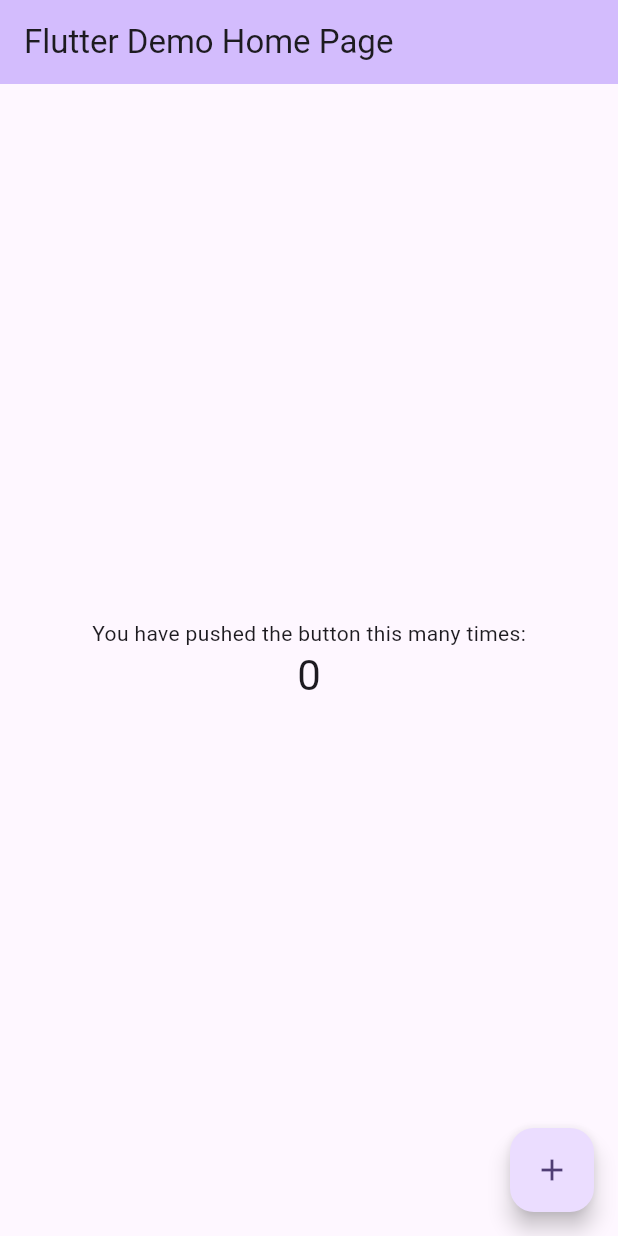
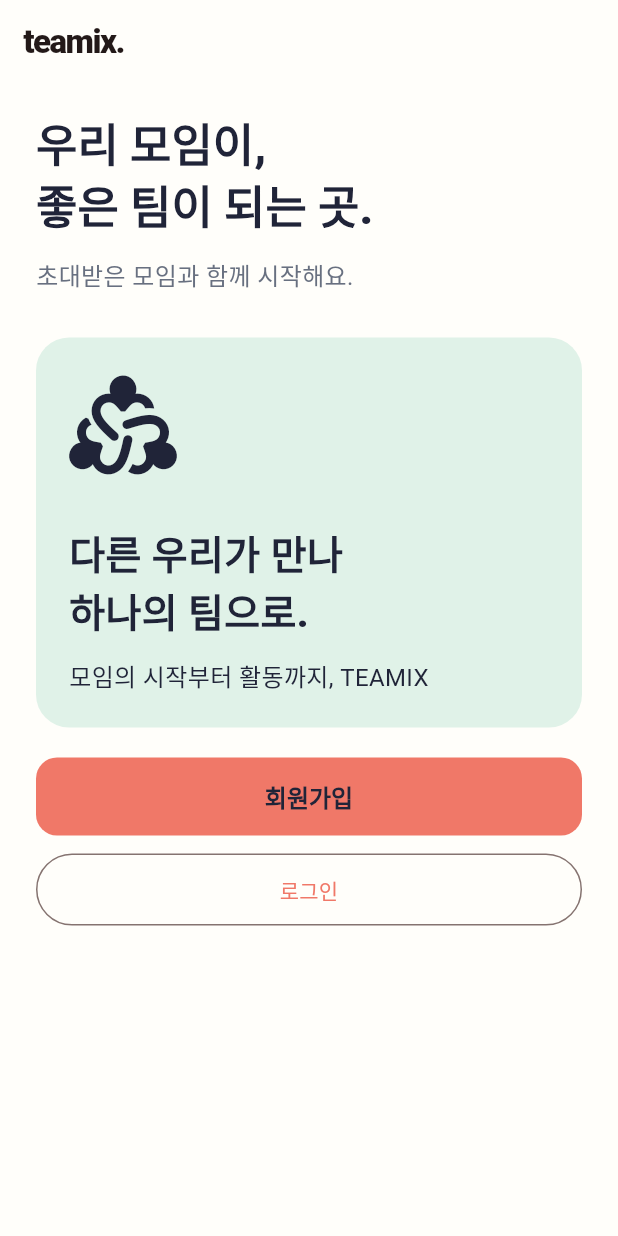
Before and after one commit to lxndfthkh/KHU_AI_CHALLENGE_TEAMIX, a Flutter app: the screen it shows after launch, on a phone screen of 412 x 824 dp. Run offline on Flutter 3.47's test engine with Material 3 defaults, Android fonts, the phone set to English and light mode, and no system bars; our stand-ins replace firebase_auth, firebase_core; accounts and stored records are empty.

Commit message:
feat: add pastel B-style Flutter auth and pre-home onboarding UI

```diff
--- a/lib/main.dart
+++ b/lib/main.dart
@@ -1,128 +1,16 @@
 import 'package:flutter/material.dart';
 import 'package:firebase_core/firebase_core.dart';
 import 'firebase_options.dart';
+import 'onboarding.dart';
 
 Future<void> main() async {
   WidgetsFlutterBinding.ensureInitialized();
-  await Firebase.initializeApp(
-    options: DefaultFirebaseOptions.currentPlatform,
-  );
+  await Firebase.initializeApp(options: DefaultFirebaseOptions.currentPlatform);
   runApp(const MyApp());
 }
 
 class MyApp extends StatelessWidget {
   const MyApp({super.key});
-
-  // This widget is the root of your application.
   @override
-  Widget build(BuildContext context) {
-    return MaterialApp(
-      title: 'Flutter Demo',
-      theme: ThemeData(
-        // This is the theme of your application.
-        //
-        // TRY THIS: Try running your application with "flutter run". You'll see
-        // the application has a purple toolbar. Then, without quitting the app,
-        // try changing the seedColor in the colorScheme below to Colors.green
-        // and then invoke "hot reload" (save your changes or press the "hot
-        // reload" button in a Flutter-supported IDE, or press "r" if you used
-        // the command line to start the app).
-        //
-        // Notice that the counter didn't reset back to zero; the application
-        // state is not lost during the reload. To reset the state, use hot
-        // restart instead.
-        //
-        // This works for code too, not just values: Most code changes can be
-        // tested with just a hot reload.
-        colorScheme: .fromSeed(seedColor: Colors.deepPurple),
-      ),
-      home: const MyHomePage(title: 'Flutter Demo Home Page'),
-    );
-  }
+  Widget build(BuildContext context) => const TeamixApp();
 }
-
-class MyHomePage extends StatefulWidget {
-  const MyHomePage({super.key, required this.title});
-
-  // This widget is the home page of your application. It is stateful, meaning
-  // that it has a State object (defined below) that contains fields that affect
-  // how it looks.
-
-  // This class is the configuration for the state. It holds the values (in this
-  // case the title) provided by the parent (in this case the App widget) and
-  // used by the build method of the State. Fields in a Widget subclass are
-  // always marked "final".
-
-  final String title;
-
-  @override
-  State<MyHomePage> createState() => _MyHomePageState();
-}
-
-class _MyHomePageState extends State<MyHomePage> {
-  int _counter = 0;
-
-  void _incrementCounter() {
-    setState(() {
-      // This call to setState tells the Flutter framework that something has
-      // changed in this State, which causes it to rerun the build method below
-      // so that the display can reflect the updated values. If we changed
-      // _counter without calling setState(), then the build method would not be
-      // called again, and so nothing would appear to happen.
-      _counter++;
-    });
-  }
-
-  @override
-  Widget build(BuildContext context) {
-    // This method is rerun every time setState is called, for instance as done
-    // by the _incrementCounter method above.
-    //
-    // The Flutter framework has been optimized to make rerunning build methods
-    // fast, so that you can just rebuild anything that needs updating rather
-    // than having to individually change instances of widgets.
-    return Scaffold(
-      appBar: AppBar(
-        // TRY THIS: Try changing the color here to a specific color (to
-        // Colors.amber, perhaps?) and trigger a hot reload to see the AppBar
-        // change color while the other colors stay the same.
-        backgroundColor: Theme.of(context).colorScheme.inversePrimary,
-        // Here we take the value from the MyHomePage object that was created by
-        // the App.build method, and use it to set our appbar title.
-        title: Text(widget.title),
-      ),
-      body: Center(
-        // Center is a layout widget. It takes a single child and positions it
-        // in the middle of the parent.
-        child: Column(
-          // Column is also a layout widget. It takes a list of children and
-          // arranges them vertically. By default, it sizes itself to fit its
-          // children horizontally, and tries to be as tall as its parent.
-          //
-          // Column has various properties to control how it sizes itself and
-          // how it positions its children. Here we use mainAxisAlignment to
-          // center the children vertically; the main axis here is the vertical
-          // axis because Columns are vertical (the cross axis would be
-          // horizontal).
-          //
-          // TRY THIS: Invoke "debug painting" (choose the "Toggle Debug Paint"
-          // action in the IDE, or press "p" in the console), to see the
-          // wireframe for each widget.
-          mainAxisAlignment: .center,
-          children: [
-            const Text('You have pushed the button this many times:'),
-            Text(
-              '$_counter',
-              style: Theme.of(context).textTheme.headlineMedium,
-            ),
-          ],
-        ),
-      ),
-      floatingActionButton: FloatingActionButton(
-        onPressed: _incrementCounter,
-        tooltip: 'Increment',
-        child: const Icon(Icons.add),
-      ),
-    );
-  }
-}
--- /dev/null
+++ b/lib/onboarding.dart
@@ -0,0 +1,176 @@
+import 'package:flutter/material.dart';
+import 'package:firebase_auth/firebase_auth.dart';
+
+const ink = Color(0xFF202438);
+const coral = Color(0xFFF07868);
+const mint = Color(0xFFE0F2E8);
+const butter = Color(0xFFFFF0BF);
+const lilac = Color(0xFFEDE6FA);
+
+class TeamixApp extends StatelessWidget {
+  const TeamixApp({super.key});
+  @override
+  Widget build(BuildContext context) => MaterialApp(
+    debugShowCheckedModeBanner: false,
+    title: 'TEAMIX',
+    theme: ThemeData(
+      useMaterial3: true,
+      scaffoldBackgroundColor: const Color(0xFFFFFEFA),
+      colorScheme: ColorScheme.fromSeed(seedColor: coral).copyWith(primary: coral, onPrimary: ink),
+      textTheme: const TextTheme(bodyMedium: TextStyle(color: ink, fontSize: 16), headlineMedium: TextStyle(color: ink, fontSize: 30, fontWeight: FontWeight.w800)),
+      inputDecorationTheme: InputDecorationTheme(filled: true, fillColor: Colors.white, contentPadding: const EdgeInsets.all(16), border: OutlineInputBorder(borderRadius: BorderRadius.circular(14))),
+      filledButtonTheme: FilledButtonThemeData(style: FilledButton.styleFrom(minimumSize: const Size(double.infinity, 52), foregroundColor: ink, textStyle: const TextStyle(fontSize: 16, fontWeight: FontWeight.w700), shape: RoundedRectangleBorder(borderRadius: BorderRadius.circular(14)))),
+    ),
+    home: const EntryScreen(),
+  );
+}
+
+void open(BuildContext c, Widget screen) => Navigator.of(c).push(MaterialPageRoute<void>(builder: (_) => screen));
+void message(BuildContext c, String text) => ScaffoldMessenger.of(c).showSnackBar(SnackBar(content: Text(text)));
+
+class Frame extends StatelessWidget {
+  final String title, subtitle;
+  final List<Widget> children;
+  const Frame({super.key, required this.title, required this.subtitle, required this.children});
+  @override
+  Widget build(BuildContext context) => Scaffold(
+    appBar: AppBar(title: const Text('teamix.', style: TextStyle(fontWeight: FontWeight.w900, letterSpacing: -1)), backgroundColor: Colors.transparent, actions: [if (FirebaseAuth.instance.currentUser != null) IconButton(tooltip: '로그아웃', icon: const Icon(Icons.logout), onPressed: () async { await FirebaseAuth.instance.signOut(); if (context.mounted) Navigator.of(context).popUntil((r) => r.isFirst); })]),
+    body: SafeArea(top: false, child: Center(child: ConstrainedBox(constraints: const BoxConstraints(maxWidth: 440), child: ListView(padding: const EdgeInsets.fromLTRB(24, 20, 24, 32), children: [Text(title, style: Theme.of(context).textTheme.headlineMedium), const SizedBox(height: 12), Text(subtitle, style: const TextStyle(color: Color(0xFF687080), height: 1.6)), const SizedBox(height: 28), ...children])))),
+  );
+}
+class Panel extends StatelessWidget {
+  final Color color; final Widget child;
+  const Panel({super.key, required this.color, required this.child});
+  @override
+  Widget build(BuildContext context) => Container(width: double.infinity, margin: const EdgeInsets.only(bottom: 20), padding: const EdgeInsets.all(22), decoration: BoxDecoration(color: color, borderRadius: BorderRadius.circular(22)), child: child);
+}
+class EntryScreen extends StatelessWidget {
+  const EntryScreen({super.key});
+  @override
+  Widget build(BuildContext context) => StreamBuilder<User?>(stream: FirebaseAuth.instance.authStateChanges(), builder: (c, snapshot) {
+    if (snapshot.connectionState == ConnectionState.waiting) return const Scaffold(body: Center(child: CircularProgressIndicator()));
+    if (snapshot.data != null) return const InvitationScreen();
+    return Frame(title: '우리 모임이,\n좋은 팀이 되는 곳.', subtitle: '초대받은 모임과 함께 시작해요.', children: [
+      const Panel(color: mint, child: Column(crossAxisAlignment: CrossAxisAlignment.start, children: [Icon(Icons.diversity_2_rounded, size: 72, color: ink), SizedBox(height: 30), Text('다른 우리가 만나\n하나의 팀으로.', style: TextStyle(fontSize: 26, fontWeight: FontWeight.w800)), SizedBox(height: 12), Text('모임의 시작부터 활동까지, TEAMIX')])),
+      FilledButton(onPressed: () => open(context, const AuthScreen(signup: true)), child: const Text('회원가입')),
+      const SizedBox(height: 12), OutlinedButton(onPressed: () => open(context, const AuthScreen(signup: false)), child: const Padding(padding: EdgeInsets.all(14), child: Text('로그인'))),
+    ]);
+  });
+}
+
+class AuthScreen extends StatefulWidget {
+  final bool signup;
+  const AuthScreen({super.key, required this.signup});
+  @override
+  State<AuthScreen> createState() => _AuthScreenState();
+}
+class _AuthScreenState extends State<AuthScreen> {
+  final form = GlobalKey<FormState>();
+  final name = TextEditingController(), email = TextEditingController(), password = TextEditingController(), repeat = TextEditingController();
+  bool busy = false, hidden = true;
+  @override
+  void dispose() { name.dispose(); email.dispose(); password.dispose(); repeat.dispose(); super.dispose(); }
+  Future<void> submit() async {
+    if (!form.currentState!.validate()) return;
+    if (widget.signup) { open(context, TermsScreen(email: email.text.trim(), password: password.text, nickname: name.text.trim())); return; }
+    setState(() => busy = true);
+    try {
+      await FirebaseAuth.instance.signInWithEmailAndPassword(email: email.text.trim(), password: password.text);
+      if (mounted) Navigator.of(context).popUntil((r) => r.isFirst);
+    } on FirebaseAuthException catch (_) { if (mounted) message(context, '로그인하지 못했어요. 이메일·비밀번호와 네트워크를 확인해 주세요.'); }
+    catch (_) { if (mounted) message(context, '잠시 후 다시 시도해 주세요.'); }
+    finally { if (mounted) setState(() => busy = false); }
+  }
+  @override
+  Widget build(BuildContext context) => Frame(title: widget.signup ? '반가워요!\n어떻게 불러드릴까요?' : '다시 만나서\n반가워요!', subtitle: widget.signup ? '1 / 2 · 계정에 필요한 정보만 입력해요.\n활동 질문은 소모임 참가 시 응답해요.' : '이메일로 활동을 이어가세요.', children: [Form(key: form, child: Column(children: [
+    if (widget.signup) ...[TextFormField(controller: name, decoration: const InputDecoration(labelText: '닉네임'), maxLength: 20, validator: (v) => (v ?? '').trim().isEmpty ? '닉네임을 입력해 주세요.' : null), const SizedBox(height: 16)],
+    TextFormField(controller: email, keyboardType: TextInputType.emailAddress, autofillHints: const [AutofillHints.email], decoration: const InputDecoration(labelText: '이메일'), validator: (v) => RegExp(r'^[^\s@]+@[^\s@]+\.[^\s@]+$').hasMatch((v ?? '').trim()) ? null : '이메일을 확인해 주세요.'),
+    const SizedBox(height: 16), TextFormField(controller: password, obscureText: hidden, decoration: InputDecoration(labelText: '비밀번호', suffixIcon: IconButton(tooltip: hidden ? '비밀번호 표시' : '비밀번호 숨김', onPressed: () => setState(() => hidden = !hidden), icon: Icon(hidden ? Icons.visibility_outlined : Icons.visibility_off_outlined))), validator: (v) => (v ?? '').length < 6 ? '6자 이상 입력해 주세요.' : null),
+    if (widget.signup) ...[const SizedBox(height: 16), TextFormField(controller: repeat, obscureText: true, decoration: const InputDecoration(labelText: '비밀번호 확인'), validator: (v) => v != password.text ? '비밀번호가 일치하지 않아요.' : null)],
+    const SizedBox(height: 28), FilledButton(onPressed: busy ? null : submit, child: Text(busy ? '로그인 중…' : widget.signup ? '다음' : '로그인')),
+    if (!widget.signup) TextButton(onPressed: () async { final address = email.text.trim(); if (!address.contains('@')) { message(context, '이메일을 먼저 입력해 주세요.'); return; } try { await FirebaseAuth.instance.sendPasswordResetEmail(email: address); if (mounted) message(this.context, '해당 계정이 있다면 재설정 메일이 발송됩니다.'); } catch (_) { if (mounted) message(this.context, '요청을 처리하지 못했어요. 이메일과 네트워크를 확인해 주세요.'); } }, child: const Text('비밀번호 재설정')),
+  ]))]);
+}
+
+class TermsScreen extends StatefulWidget {
+  final String email, password, nickname;
+  const TermsScreen({super.key, required this.email, required this.password, required this.nickname});
+  @override
+  State<TermsScreen> createState() => _TermsScreenState();
+}
+class _TermsScreenState extends State<TermsScreen> {
+  bool terms = false, privacy = false, busy = false;
+  Future<void> signup() async {
+    setState(() => busy = true);
+    try {
+      final credential = await FirebaseAuth.instance.createUserWithEmailAndPassword(email: widget.email, password: widget.password);
+      try { await credential.user?.updateDisplayName(widget.nickname); } catch (_) { /* Account is created; nickname can be updated later. */ }
+      if (mounted) Navigator.of(context).popUntil((r) => r.isFirst);
+    } on FirebaseAuthException catch (e) { if (mounted) message(context, e.code == 'email-already-in-use' ? '이미 가입된 이메일이에요. 로그인해 주세요.' : '가입하지 못했어요. 입력 정보와 인증 설정을 확인해 주세요.'); }
+    catch (_) { if (mounted) message(context, '가입 요청을 처리하지 못했어요.'); }
+    finally { if (mounted) setState(() => busy = false); }
+  }
+  void detail(String title) => showDialog<void>(context: context, builder: (c) => AlertDialog(title: Text(title), content: const Text('개발용 임시 안내입니다. 실제 약관·개인정보 처리 내용 및 동의 이력 저장은 아직 연결되지 않았습니다. 실제 사용자 모집 전 반드시 교체해야 합니다.'), actions: [TextButton(onPressed: () => Navigator.pop(c), child: const Text('닫기'))]));
+  @override
+  Widget build(BuildContext context) => Frame(title: '시작하기 전,\n확인해 주세요.', subtitle: '2 / 2 · 개발용 가입 화면입니다. 실제 개인정보를 입력하지 마세요.', children: [
+    Panel(color: butter, child: Column(children: [CheckboxListTile(contentPadding: EdgeInsets.zero, title: const Text('필수 항목 모두 동의'), value: terms && privacy, onChanged: busy ? null : (v) => setState(() { terms = v ?? false; privacy = v ?? false; })), const Divider(), Row(children: [Expanded(child: CheckboxListTile(contentPadding: EdgeInsets.zero, title: const Text('[필수] 이용약관'), value: terms, onChanged: busy ? null : (v) => setState(() => terms = v ?? false))), IconButton(onPressed: () => detail('이용약관 · 임시'), icon: const Icon(Icons.chevron_right))]), Row(children: [Expanded(child: CheckboxListTile(contentPadding: EdgeInsets.zero, title: const Text('[필수] 개인정보 수집·이용'), value: privacy, onChanged: busy ? null : (v) => setState(() => privacy = v ?? false))), IconButton(onPressed: () => detail('개인정보 안내 · 임시'), icon: const Icon(Icons.chevron_right))])])),
+    FilledButton(onPressed: terms && privacy && !busy ? signup : null, child: Text(busy ? '가입 중…' : '동의하고 가입하기')),
+  ]);
+}
+
+class InvitationScreen extends StatefulWidget {
+  const InvitationScreen({super.key});
+  @override
+  State<InvitationScreen> createState() => _InvitationScreenState();
+}
+class _InvitationScreenState extends State<InvitationScreen> {
+  final code = TextEditingController();
+  @override
+  void dispose() { code.dispose(); super.dispose(); }
+  void check() {
+    if (code.text.trim().toUpperCase() != 'TEAM24') { message(context, '시연 코드는 TEAM24예요. 실제 코드 조회는 아직 연결되지 않았어요.'); return; }
+    showModalBottomSheet<void>(context: context, isScrollControlled: true, builder: (c) => SafeArea(child: Padding(padding: const EdgeInsets.all(24), child: Column(mainAxisSize: MainAxisSize.min, crossAxisAlignment: CrossAxisAlignment.start, children: [const Text('경희 메이커스', style: TextStyle(fontSize: 26, fontWeight: FontWeight.w800)), const SizedBox(height: 12), const Text('캠퍼스의 작은 불편을 함께 해결해요.\n시연용 모임 · 실제 가입은 처리되지 않습니다.'), const SizedBox(height: 24), FilledButton(onPressed: () { Navigator.pop(c); open(context, const ReadyScreen(name: '경희 메이커스', owner: false)); }, child: const Text('이 모임으로 진행 · 시연'))]))));
+  }
+  @override
+  Widget build(BuildContext context) => Frame(title: '우리 모임에\n연결해보세요.', subtitle: '전달받은 초대 코드로 우리 모임에 들어가요.\n현재는 모임 연결 UI 시연 단계입니다.', children: [
+    Panel(color: mint, child: Column(crossAxisAlignment: CrossAxisAlignment.start, children: [const Icon(Icons.confirmation_number_outlined, size: 42), const SizedBox(height: 20), const Text('초대받으셨나요?', style: TextStyle(fontSize: 22, fontWeight: FontWeight.w800)), const SizedBox(height: 16), TextField(controller: code, textCapitalization: TextCapitalization.characters, decoration: const InputDecoration(labelText: '초대 코드', hintText: '시연 코드 TEAM24'), onSubmitted: (_) => check()), const SizedBox(height: 16), FilledButton(onPressed: check, child: const Text('모임 확인하기'))])),
+    Panel(color: lilac, child: Column(crossAxisAlignment: CrossAxisAlignment.start, children: [const Text('모임 대표자이신가요?', style: TextStyle(fontSize: 22, fontWeight: FontWeight.w800)), const SizedBox(height: 8), const Text('우리 동아리만의 공간을 만들어보세요.'), const SizedBox(height: 16), OutlinedButton(onPressed: () => open(context, const CreateScreen()), child: const Text('새 모임 만들기'))])),
+    const Text('초대 링크 자동 연결과 기존 소속 모임 조회는 후속 구현 예정입니다.', style: TextStyle(color: Colors.black54, fontSize: 13)),
+  ]);
+}
+
+class CreateScreen extends StatefulWidget {
+  const CreateScreen({super.key});
+  @override
+  State<CreateScreen> createState() => _CreateScreenState();
+}
+class _CreateScreenState extends State<CreateScreen> {
+  final form = GlobalKey<FormState>();
+  final name = TextEditingController(), intro = TextEditingController(), other = TextEditingController();
+  final selected = <String>{};
+  bool approval = false; int iconIndex = 0;
+  final icons = const [Icons.diversity_2_rounded, Icons.auto_awesome_rounded, Icons.local_florist_rounded];
+  @override
+  void dispose() { name.dispose(); intro.dispose(); other.dispose(); super.dispose(); }
+  @override
+  Widget build(BuildContext context) => Frame(title: '함께할 사람들을\n모아보세요.', subtitle: '팀 편성은 소모임을 만든 뒤 진행해요.', children: [Form(key: form, child: Column(crossAxisAlignment: CrossAxisAlignment.start, children: [
+    Center(child: Column(children: [IconButton.filledTonal(iconSize: 48, tooltip: '기본 모임 심볼 변경', onPressed: () => setState(() => iconIndex = (iconIndex + 1) % icons.length), icon: Icon(icons[iconIndex])), const Text('눌러서 기본 심볼 선택'), const Text('사진 업로드는 추후 지원', style: TextStyle(color: Colors.black54, fontSize: 12))])),
+    const SizedBox(height: 24), TextFormField(controller: name, maxLength: 30, decoration: const InputDecoration(labelText: '모임 이름 *', hintText: '예: 경희 메이커스'), validator: (v) => (v ?? '').trim().isEmpty ? '모임 이름을 입력해 주세요.' : null),
+    const SizedBox(height: 16), TextFormField(controller: intro, maxLength: 80, decoration: const InputDecoration(labelText: '한 줄 소개 *', hintText: '어떤 모임인지 소개해 주세요'), validator: (v) => (v ?? '').trim().isEmpty ? '소개를 입력해 주세요.' : null),
+    const SizedBox(height: 20), const Text('관심 카테고리 · 선택', style: TextStyle(fontWeight: FontWeight.w800, fontSize: 18)), const Text('최대 2개까지 선택할 수 있어요.'), const SizedBox(height: 8),
+    Wrap(spacing: 8, children: ['친목', '스터디', '프로젝트', '취미', '운동', '기타'].map((s) => FilterChip(label: Text(s), selected: selected.contains(s), selectedColor: mint, onSelected: (value) { if (value && selected.length >= 2) { message(context, '최대 2개까지 선택해 주세요.'); return; } setState(() { if (value) { selected.add(s); } else { selected.remove(s); } }); })).toList()),
+    if (selected.contains('기타')) TextFormField(controller: other, maxLength: 20, decoration: const InputDecoration(labelText: '카테고리 직접 입력'), validator: (v) => selected.contains('기타') && (v ?? '').trim().isEmpty ? '카테고리를 입력해 주세요.' : null),
+    const SizedBox(height: 24), const Text('가입 방식', style: TextStyle(fontWeight: FontWeight.w800, fontSize: 18)), const SizedBox(height: 12),
+    SegmentedButton<bool>(segments: const [ButtonSegment(value: false, label: Text('바로 가입')), ButtonSegment(value: true, label: Text('승인 후 가입'))], selected: {approval}, onSelectionChanged: (s) => setState(() => approval = s.first)),
+    const SizedBox(height: 24), const Panel(color: butter, child: Text('모임을 만든 사람은 대표자로 설정되며 모든 운영 권한을 가집니다. 비공개 배치 선호 열람 권한은 포함하지 않습니다.')),
+    const Text('개발용 화면: 입력 내용은 Firestore에 저장되지 않으며 실제 모임은 생성되지 않습니다.', style: TextStyle(fontSize: 13, color: Colors.black54)), const SizedBox(height: 16),
+    FilledButton(onPressed: () { if (form.currentState!.validate()) open(context, ReadyScreen(name: name.text.trim(), owner: true)); }, child: const Text('모임 만들기 · 시연')),
+  ]))]);
+}
+
+class ReadyScreen extends StatelessWidget {
+  final String name; final bool owner;
+  const ReadyScreen({super.key, required this.name, required this.owner});
+  @override
+  Widget build(BuildContext context) => Frame(title: owner ? '우리 모임의\n시작을 준비했어요!' : '우리 모임을\n확인했어요!', subtitle: '홈 진입 직전 화면 · UI 시연 완료', children: [Panel(color: mint, child: Column(crossAxisAlignment: CrossAxisAlignment.start, children: [const Icon(Icons.check_circle_outline, size: 56), const SizedBox(height: 20), Text(name, style: const TextStyle(fontSize: 26, fontWeight: FontWeight.w800)), const SizedBox(height: 12), Text(owner ? '대표자 화면으로 이어질 예정입니다.' : '부원 화면으로 이어질 예정입니다.'), const SizedBox(height: 12), const Text('실제 생성·가입·권한 부여·초대 공유는 아직 처리되지 않았습니다. 모임 홈은 다음 개발 범위입니다.') ])), FilledButton(onPressed: () => Navigator.of(context).popUntil((r) => r.isFirst), child: const Text('초대·생성 화면으로 돌아가기'))]);
+}
```
Also changed, not shown: 1 other file.
